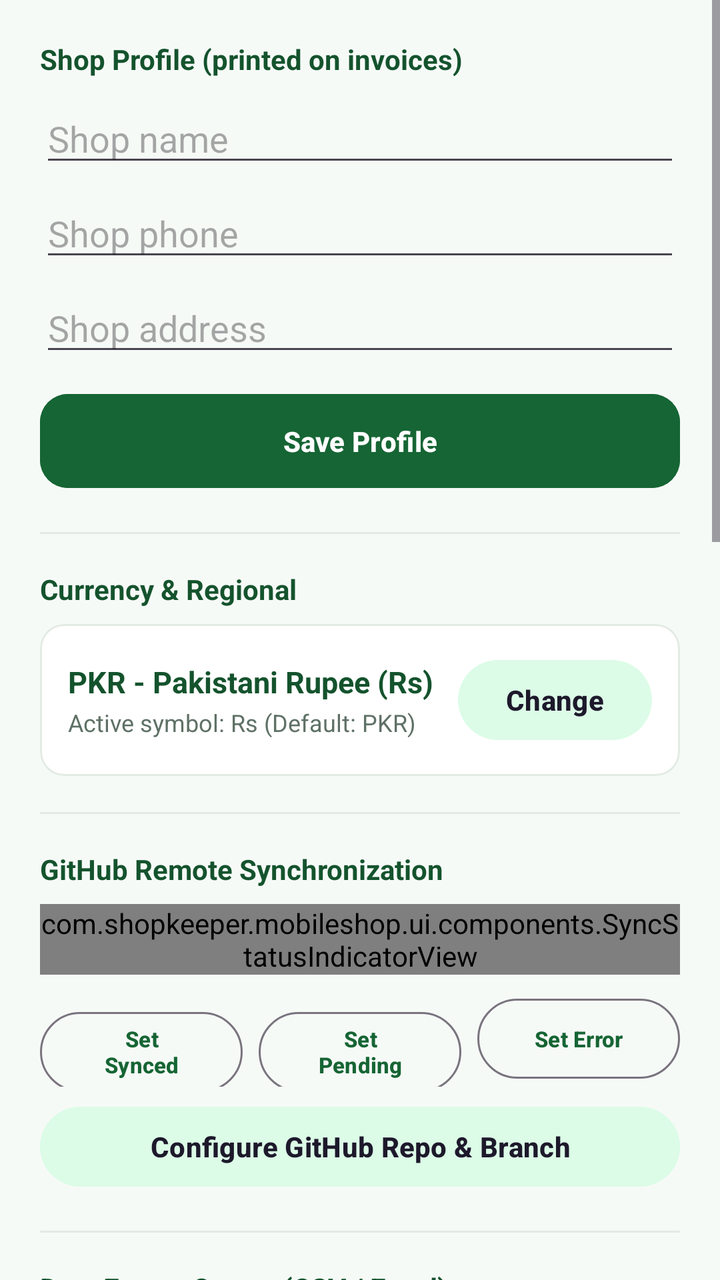
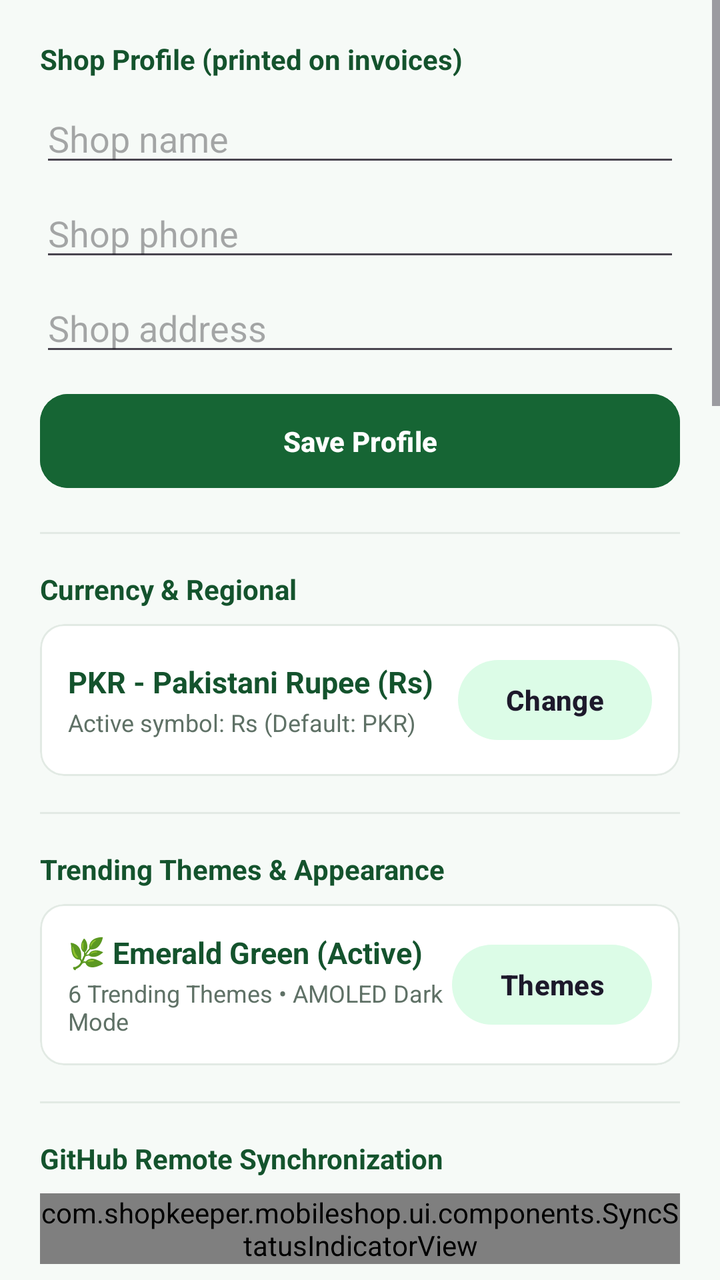

Compare the two renders of this Android layout. The source of the first and the diff that turns it into the second are given below.
<!-- AndroidManifest.xml: application theme Theme.MobileShopkeeper -->
<!-- res/layout/fragment_settings.xml -->
<?xml version="1.0" encoding="utf-8"?>
<ScrollView xmlns:android="http://schemas.android.com/apk/res/android"
    xmlns:app="http://schemas.android.com/apk/res-auto"
    android:layout_width="match_parent" android:layout_height="match_parent">
    <LinearLayout android:layout_width="match_parent" android:layout_height="wrap_content"
        android:orientation="vertical" android:padding="20dp">
        <TextView android:layout_width="wrap_content" android:layout_height="wrap_content"
            android:text="Shop Profile (printed on invoices)" android:textStyle="bold"
            android:textColor="@color/green_900"/>
        <EditText android:id="@+id/etShopName" android:layout_width="match_parent"
            android:layout_height="wrap_content" android:hint="Shop name" android:layout_marginTop="8dp"/>
        <EditText android:id="@+id/etShopPhone" android:layout_width="match_parent"
            android:layout_height="wrap_content" android:hint="Shop phone"
            android:inputType="phone" android:layout_marginTop="6dp"/>
        <EditText android:id="@+id/etShopAddress" android:layout_width="match_parent"
            android:layout_height="wrap_content" android:hint="Shop address" android:layout_marginTop="6dp"/>
        <com.google.android.material.button.MaterialButton android:id="@+id/btnSaveProfile"
            android:layout_width="match_parent" android:layout_height="wrap_content"
            android:layout_marginTop="10dp" android:text="Save Profile"
            android:backgroundTint="@color/green_800"/>

        <View android:layout_width="match_parent" android:layout_height="1dp"
            android:background="@color/divider" android:layout_marginVertical="18dp"/>

        <TextView android:layout_width="wrap_content" android:layout_height="wrap_content"
            android:text="Currency &amp; Regional" android:textStyle="bold"
            android:textColor="@color/green_900"/>

        <com.google.android.material.card.MaterialCardView
            android:layout_width="match_parent"
            android:layout_height="wrap_content"
            android:layout_marginTop="8dp"
            app:cardCornerRadius="12dp"
            app:strokeWidth="1dp"
            app:strokeColor="@color/divider">
            <LinearLayout
                android:layout_width="match_parent"
                android:layout_height="wrap_content"
                android:orientation="horizontal"
                android:padding="14dp"
                android:gravity="center_vertical">
                <LinearLayout
                    android:layout_width="0dp"
                    android:layout_height="wrap_content"
                    android:layout_weight="1"
                    android:orientation="vertical">
                    <TextView
                        android:id="@+id/tvCurrentCurrency"
                        android:layout_width="wrap_content"
                        android:layout_height="wrap_content"
                        android:text="PKR - Pakistani Rupee (Rs)"
                        android:textStyle="bold"
                        android:textColor="@color/green_900"
                        android:textSize="15sp"/>
                    <TextView
                        android:id="@+id/tvCurrencySymbolPreview"
                        android:layout_width="wrap_content"
                        android:layout_height="wrap_content"
                        android:text="Active symbol: Rs (Default: PKR)"
                        android:textColor="@color/text_secondary"
                        android:textSize="12sp"
                        android:layout_marginTop="2dp"/>
                </LinearLayout>
                <com.google.android.material.button.MaterialButton
                    android:id="@+id/btnSelectCurrency"
                    style="@style/Widget.Material3.Button.TonalButton"
                    android:layout_width="wrap_content"
                    android:layout_height="wrap_content"
                    android:text="Change"/>
            </LinearLayout>
        </com.google.android.material.card.MaterialCardView>

        <View android:layout_width="match_parent" android:layout_height="1dp"
            android:background="@color/divider" android:layout_marginVertical="18dp"/>

        <TextView android:layout_width="wrap_content" android:layout_height="wrap_content"
            android:text="GitHub Remote Synchronization" android:textStyle="bold"
            android:textColor="@color/green_900"/>

        <com.shopkeeper.mobileshop.ui.components.SyncStatusIndicatorView
            android:id="@+id/settingsSyncIndicator"
            android:layout_width="match_parent"
            android:layout_height="wrap_content"
            android:layout_marginTop="8dp"/>

        <LinearLayout
            android:layout_width="match_parent"
            android:layout_height="wrap_content"
            android:orientation="horizontal"
            android:layout_marginTop="8dp">

            <com.google.android.material.button.MaterialButton
                android:id="@+id/btnTestSyncSuccess"
                style="@style/Widget.Material3.Button.OutlinedButton"
                android:layout_width="0dp"
                android:layout_height="wrap_content"
                android:layout_weight="1"
                android:layout_marginEnd="4dp"
                android:text="Set Synced"
                android:textSize="11sp"/>

            <com.google.android.material.button.MaterialButton
                android:id="@+id/btnTestSyncPending"
                style="@style/Widget.Material3.Button.OutlinedButton"
                android:layout_width="0dp"
                android:layout_height="wrap_content"
                android:layout_weight="1"
                android:layout_marginHorizontal="4dp"
                android:text="Set Pending"
                android:textSize="11sp"/>

            <com.google.android.material.button.MaterialButton
                android:id="@+id/btnTestSyncError"
                style="@style/Widget.Material3.Button.OutlinedButton"
                android:layout_width="0dp"
                android:layout_height="wrap_content"
                android:layout_weight="1"
                android:layout_marginStart="4dp"
                android:text="Set Error"
                android:textSize="11sp"/>
        </LinearLayout>

        <com.google.android.material.button.MaterialButton
            android:id="@+id/btnConfigureRepo"
            style="@style/Widget.Material3.Button.TonalButton"
            android:layout_width="match_parent"
            android:layout_height="wrap_content"
            android:layout_marginTop="6dp"
            android:text="Configure GitHub Repo &amp; Branch"/>

        <View android:layout_width="match_parent" android:layout_height="1dp"
            android:background="@color/divider" android:layout_marginVertical="18dp"/>

        
        <TextView android:layout_width="wrap_content" android:layout_height="wrap_content"
            android:text="Data Export Center (CSV / Excel)" android:textStyle="bold"
            android:textColor="@color/green_900"/>

        <TextView android:layout_width="wrap_content" android:layout_height="wrap_content"
            android:layout_marginTop="2dp"
            android:text="Export any ledger into Excel/CSV spreadsheets or printable PDF reports with direct sharing."
            android:textColor="@color/text_secondary"
            android:textSize="12sp"/>

        <LinearLayout
            android:layout_width="match_parent"
            android:layout_height="wrap_content"
            android:orientation="horizontal"
            android:layout_marginTop="10dp">

            <com.google.android.material.button.MaterialButton
                android:id="@+id/btnExportInventorySettings"
                style="@style/Widget.Material3.Button.OutlinedButton"
                android:layout_width="0dp"
                android:layout_height="wrap_content"
                android:layout_weight="1"
                android:layout_marginEnd="4dp"
                android:text="Stock / Phones"
                android:textSize="11sp"
                app:icon="@drawable/ic_export"
                app:iconSize="14dp"/>

            <com.google.android.material.button.MaterialButton
                android:id="@+id/btnExportSalesSettings"
                style="@style/Widget.Material3.Button.OutlinedButton"
                android:layout_width="0dp"
                android:layout_height="wrap_content"
                android:layout_weight="1"
                android:layout_marginStart="4dp"
                android:text="Sales Invoices"
                android:textSize="11sp"
                app:icon="@drawable/ic_export"
                app:iconSize="14dp"/>
        </LinearLayout>

        <LinearLayout
            android:layout_width="match_parent"
            android:layout_height="wrap_content"
            android:orientation="horizontal"
            android:layout_marginTop="6dp">

            <com.google.android.material.button.MaterialButton
                android:id="@+id/btnExportCustomersSettings"
                style="@style/Widget.Material3.Button.OutlinedButton"
                android:layout_width="0dp"
                android:layout_height="wrap_content"
                android:layout_weight="1"
                android:layout_marginEnd="4dp"
                android:text="Customers"
                android:textSize="11sp"
                app:icon="@drawable/ic_export"
                app:iconSize="14dp"/>

            <com.google.android.material.button.MaterialButton
                android:id="@+id/btnExportPurchasesSettings"
                style="@style/Widget.Material3.Button.OutlinedButton"
                android:layout_width="0dp"
                android:layout_height="wrap_content"
                android:layout_weight="1"
                android:layout_marginStart="4dp"
                android:text="Daily Purchases"
                android:textSize="11sp"
                app:icon="@drawable/ic_export"
                app:iconSize="14dp"/>
        </LinearLayout>

        <LinearLayout
            android:layout_width="match_parent"
            android:layout_height="wrap_content"
            android:orientation="horizontal"
            android:layout_marginTop="6dp">

            <com.google.android.material.button.MaterialButton
                android:id="@+id/btnExportRepairsSettings"
                style="@style/Widget.Material3.Button.OutlinedButton"
                android:layout_width="0dp"
                android:layout_height="wrap_content"
                android:layout_weight="1"
                android:layout_marginEnd="4dp"
                android:text="Repairs Ledger"
                android:textSize="11sp"
                app:icon="@drawable/ic_export"
                app:iconSize="14dp"/>

            <com.google.android.material.button.MaterialButton
                android:id="@+id/btnExportMasterLedgerSettings"
                style="@style/Widget.Material3.Button.TonalButton"
                android:layout_width="0dp"
                android:layout_height="wrap_content"
                android:layout_weight="1"
                android:layout_marginStart="4dp"
                android:text="Master Shop PDF"
                android:textSize="11sp"
                app:icon="@drawable/ic_export"
                app:iconSize="14dp"/>
        </LinearLayout>

        
        <TextView
            android:layout_width="wrap_content"
            android:layout_height="wrap_content"
            android:layout_marginTop="8dp"
            android:text="Data Import &amp; Export"
            android:textStyle="bold"
            android:textColor="@color/green_900"/>

        <LinearLayout
            android:layout_width="match_parent"
            android:layout_height="wrap_content"
            android:orientation="horizontal"
            android:layout_marginTop="6dp">

            <com.google.android.material.button.MaterialButton
                android:id="@+id/btnImportCsvSettings"
                style="@style/Widget.Material3.Button"
                android:layout_width="0dp"
                android:layout_height="wrap_content"
                android:layout_weight="1"
                android:layout_marginEnd="4dp"
                android:backgroundTint="@color/green_800"
                android:text="Import Data (CSV)"
                android:textSize="11sp"
                app:icon="@drawable/ic_import"
                app:iconSize="14dp"/>

            <com.google.android.material.button.MaterialButton
                android:id="@+id/btnExportAllCsvSettings"
                style="@style/Widget.Material3.Button.OutlinedButton"
                android:layout_width="0dp"
                android:layout_height="wrap_content"
                android:layout_weight="1"
                android:layout_marginStart="4dp"
                android:text="Export All (CSV)"
                android:textSize="11sp"
                app:icon="@drawable/ic_export"
                app:iconSize="14dp"/>
        </LinearLayout>

        
        <View android:layout_width="match_parent" android:layout_height="1dp"
            android:background="@color/divider" android:layout_marginVertical="16dp"/>

        <TextView
            android:layout_width="wrap_content"
            android:layout_height="wrap_content"
            android:text="POS Thermal Receipt Printer (58mm / 80mm)"
            android:textStyle="bold"
            android:textColor="@color/green_900"/>

        <LinearLayout
            android:layout_width="match_parent"
            android:layout_height="wrap_content"
            android:orientation="horizontal"
            android:layout_marginTop="8dp">

            <com.google.android.material.button.MaterialButton
                android:id="@+id/btnTestThermalPrint"
                style="@style/Widget.Material3.Button.TonalButton"
                android:layout_width="0dp"
                android:layout_height="wrap_content"
                android:layout_weight="1"
                android:layout_marginEnd="4dp"
                android:text="Test Sale Receipt"
                android:textSize="11sp"
                app:icon="@drawable/ic_thermal_printer"
                app:iconSize="14dp"/>

            <com.google.android.material.button.MaterialButton
                android:id="@+id/btnTestRepairTag"
                style="@style/Widget.Material3.Button.TonalButton"
                android:layout_width="0dp"
                android:layout_height="wrap_content"
                android:layout_weight="1"
                android:layout_marginStart="4dp"
                android:text="Test Repair Tag"
                android:textSize="11sp"
                app:icon="@drawable/ic_thermal_printer"
                app:iconSize="14dp"/>
        </LinearLayout>

        <com.google.android.material.button.MaterialButton
            android:id="@+id/btnResetDefaultStock"
            style="@style/Widget.Material3.Button.OutlinedButton"
            android:layout_width="match_parent"
            android:layout_height="wrap_content"
            android:layout_marginTop="8dp"
            android:text="Clean Customers &amp; Reset All Phones Stock (No Price)"
            android:textColor="@color/green_800"
            app:icon="@drawable/ic_online_phone"
            app:iconSize="16dp"/>

        <com.google.android.material.button.MaterialButton
            android:id="@+id/btnManageSellersSettings"
            style="@style/Widget.Material3.Button.TonalButton"
            android:layout_width="match_parent"
            android:layout_height="wrap_content"
            android:layout_marginTop="8dp"
            android:text="Manage Shop Sellers &amp; Staff (Owner)"
            app:icon="@drawable/ic_seller"
            app:iconSize="18dp"/>

        <View android:layout_width="match_parent" android:layout_height="1dp"
            android:background="@color/divider" android:layout_marginVertical="18dp"/>

        <TextView android:layout_width="wrap_content" android:layout_height="wrap_content"
            android:text="Role Passwords &amp; Security Keys" android:textStyle="bold"
            android:textColor="@color/green_900"/>

        <com.google.android.material.button.MaterialButton android:id="@+id/btnLockAppNow"
            style="@style/Widget.Material3.Button.TonalButton"
            android:layout_width="match_parent" android:layout_height="wrap_content"
            android:layout_marginTop="8dp"
            android:text="Lock App Now (Test Login Interface)"
            app:icon="@drawable/ic_lock"
            app:iconSize="18dp"/>

        <com.google.android.material.button.MaterialButton android:id="@+id/btnChangePassword"
            style="@style/Widget.Material3.Button.TonalButton"
            android:layout_width="match_parent" android:layout_height="wrap_content"
            android:layout_marginTop="8dp"
            android:text="Manage Role Keys (Owner, Seller, Tech)"/>

        <com.google.android.material.button.MaterialButton android:id="@+id/btnSwitchRole"
            style="@style/Widget.Material3.Button.TonalButton"
            android:layout_width="match_parent" android:layout_height="wrap_content"
            android:layout_marginTop="8dp" android:text="Switch Role (Owner / Seller / Tech)"/>

        <com.google.android.material.button.MaterialButton android:id="@+id/btnAbout"
            style="@style/Widget.Material3.Button"
            android:layout_width="match_parent" android:layout_height="wrap_content"
            android:layout_marginTop="12dp"
            android:backgroundTint="@color/green_800"
            android:text="About Developer: Hassan Akbar (+923172377565)"
            app:icon="@drawable/ic_seller"
            app:iconSize="18dp"/>

        <TextView android:layout_width="match_parent" android:layout_height="wrap_content"
            android:gravity="center" android:layout_marginTop="24dp"
            android:text="@string/version" android:textColor="@color/text_secondary" android:textSize="12sp"/>
    </LinearLayout>
</ScrollView>
<!-- resources referenced by this layout -->
<resources>
  <color name="divider">#E2EAE4</color>
  <color name="green_800">#166534</color>
  <color name="green_900">#14532D</color>
  <color name="text_secondary">#5F7166</color>
  <string name="version">Version 5.0 (Build 5)</string>
  <color name="white">#FFFFFF</color>
  <color name="green_100">#DCFCE7</color>
  <color name="green_600">#16A34A</color>
  <color name="surface">#FFFFFF</color>
  <color name="text_primary">#1A2E22</color>
  <color name="background_light">#F6FAF7</color>
  <color name="error">#DC2626</color>
  <style name="Shape.MobileShop.Medium" parent="ShapeAppearance.Material3.MediumComponent">
          <item name="cornerSize">14dp</item>
      </style>
  <style name="Widget.MobileShop.Button" parent="Widget.Material3.Button">
          <item name="cornerRadius">14dp</item>
          <item name="android:textAllCaps">false</item>
          <item name="android:paddingTop">14dp</item>
          <item name="android:paddingBottom">14dp</item>
          <item name="android:textStyle">bold</item>
      </style>
  <!-- unchanged entries left out for length: 8 -->
</resources>

<!-- the commit's change to res/layout/fragment_settings.xml (unified diff, before → after) -->
@@ -73,6 +73,58 @@
         <View android:layout_width="match_parent" android:layout_height="1dp"
             android:background="@color/divider" android:layout_marginVertical="18dp"/>
 
+        
+        <TextView android:layout_width="wrap_content" android:layout_height="wrap_content"
+            android:text="Trending Themes &amp; Appearance" android:textStyle="bold"
+            android:textColor="@color/green_900"/>
+
+        <com.google.android.material.card.MaterialCardView
+            android:layout_width="match_parent"
+            android:layout_height="wrap_content"
+            android:layout_marginTop="8dp"
+            app:cardCornerRadius="12dp"
+            app:strokeWidth="1dp"
+            app:strokeColor="@color/divider">
+            <LinearLayout
+                android:layout_width="match_parent"
+                android:layout_height="wrap_content"
+                android:orientation="horizontal"
+                android:padding="14dp"
+                android:gravity="center_vertical">
+                <LinearLayout
+                    android:layout_width="0dp"
+                    android:layout_height="wrap_content"
+                    android:layout_weight="1"
+                    android:orientation="vertical">
+                    <TextView
+                        android:id="@+id/tvCurrentThemeName"
+                        android:layout_width="wrap_content"
+                        android:layout_height="wrap_content"
+                        android:text="🌿 Emerald Green (Active)"
+                        android:textStyle="bold"
+                        android:textColor="@color/green_900"
+                        android:textSize="15sp"/>
+                    <TextView
+                        android:id="@+id/tvCurrentThemeDetails"
+                        android:layout_width="wrap_content"
+                        android:layout_height="wrap_content"
+                        android:text="6 Trending Themes • AMOLED Dark Mode"
+                        android:textColor="@color/text_secondary"
+                        android:textSize="12sp"
+                        android:layout_marginTop="2dp"/>
+                </LinearLayout>
+                <com.google.android.material.button.MaterialButton
+                    android:id="@+id/btnSelectTheme"
+                    style="@style/Widget.Material3.Button.TonalButton"
+                    android:layout_width="wrap_content"
+                    android:layout_height="wrap_content"
+                    android:text="Themes"/>
+            </LinearLayout>
+        </com.google.android.material.card.MaterialCardView>
+
+        <View android:layout_width="match_parent" android:layout_height="1dp"
+            android:background="@color/divider" android:layout_marginVertical="18dp"/>
+
         <TextView android:layout_width="wrap_content" android:layout_height="wrap_content"
             android:text="GitHub Remote Synchronization" android:textStyle="bold"
             android:textColor="@color/green_900"/>
@@ -127,6 +179,18 @@
             android:layout_height="wrap_content"
             android:layout_marginTop="6dp"
             android:text="Configure GitHub Repo &amp; Branch"/>
+
+        <com.google.android.material.button.MaterialButton
+            android:id="@+id/btnGitHubActionsApkBuilder"
+            style="@style/Widget.Material3.Button"
+            android:layout_width="match_parent"
+            android:layout_height="wrap_content"
+            android:layout_marginTop="8dp"
+            android:backgroundTint="@color/gray_900"
+            android:text="GitHub Actions APK Builder (Twice-Checked)"
+            android:textColor="@color/white"
+            app:icon="@drawable/ic_github"
+            app:iconSize="16dp"/>
 
         <View android:layout_width="match_parent" android:layout_height="1dp"
             android:background="@color/divider" android:layout_marginVertical="18dp"/>
@@ -318,6 +382,35 @@
                 app:iconSize="14dp"/>
         </LinearLayout>
 
+        <LinearLayout
+            android:layout_width="match_parent"
+            android:layout_height="wrap_content"
+            android:orientation="horizontal"
+            android:layout_marginTop="6dp">
+
+            <com.google.android.material.button.MaterialButton
+                android:id="@+id/btnCustomThermalPrint"
+                style="@style/Widget.Material3.Button.OutlinedButton"
+                android:layout_width="0dp"
+                android:layout_height="wrap_content"
+                android:layout_weight="1"
+                android:layout_marginEnd="4dp"
+                android:text="Custom Thermal Print"
+                android:textSize="11sp"
+                app:icon="@drawable/ic_thermal_printer"
+                app:iconSize="14dp"/>
+
+            <com.google.android.material.button.MaterialButton
+                android:id="@+id/btnThermalCustomOptions"
+                style="@style/Widget.Material3.Button.OutlinedButton"
+                android:layout_width="0dp"
+                android:layout_height="wrap_content"
+                android:layout_weight="1"
+                android:layout_marginStart="4dp"
+                android:text="Header, Footer &amp; Barcode"
+                android:textSize="11sp"/>
+        </LinearLayout>
+
         <com.google.android.material.button.MaterialButton
             android:id="@+id/btnResetDefaultStock"
             style="@style/Widget.Material3.Button.OutlinedButton"
@@ -340,7 +433,96 @@
             app:iconSize="18dp"/>
 
         <View android:layout_width="match_parent" android:layout_height="1dp"
-            android:background="@color/divider" android:layout_marginVertical="18dp"/>
+            android:background="@color/divider" android:layout_marginVertical="16dp"/>
+
+        
+        <TextView android:layout_width="wrap_content" android:layout_height="wrap_content"
+            android:text="Google &amp; Firebase Login (100% Free)" android:textStyle="bold"
+            android:textColor="@color/green_900"/>
+
+        <com.google.android.material.card.MaterialCardView
+            android:layout_width="match_parent"
+            android:layout_height="wrap_content"
+            android:layout_marginTop="8dp"
+            app:cardCornerRadius="12dp"
+            app:cardElevation="0dp"
+            app:strokeWidth="1dp"
+            app:strokeColor="@color/green_200"
+            app:cardBackgroundColor="#F8FAFC">
+
+            <LinearLayout
+                android:layout_width="match_parent"
+                android:layout_height="wrap_content"
+                android:orientation="vertical"
+                android:padding="12dp">
+
+                <LinearLayout
+                    android:layout_width="match_parent"
+                    android:layout_height="wrap_content"
+                    android:orientation="horizontal"
+                    android:gravity="center_vertical">
+
+                    <ImageView
+                        android:layout_width="24dp"
+                        android:layout_height="24dp"
+                        android:src="@drawable/ic_google"
+                        android:contentDescription="Google"/>
+
+                    <TextView
+                        android:id="@+id/tvSettingsGoogleAccount"
+                        android:layout_width="0dp"
+                        android:layout_height="wrap_content"
+                        android:layout_weight="1"
+                        android:layout_marginStart="8dp"
+                        android:text="Google &amp; Firebase Authentication"
+                        android:textColor="@color/green_900"
+                        android:textSize="13sp"
+                        android:textStyle="bold"/>
+
+                    <ImageView
+                        android:layout_width="20dp"
+                        android:layout_height="20dp"
+                        android:src="@drawable/ic_firebase"
+                        android:contentDescription="Firebase"/>
+                </LinearLayout>
+
+                <TextView
+                    android:id="@+id/tvSettingsGoogleSubtitle"
+                    android:layout_width="wrap_content"
+                    android:layout_height="wrap_content"
+                    android:layout_marginTop="4dp"
+                    android:text="🛡️ Verified Google Identity • Anti-Leak Owner Security Active"
+                    android:textColor="@color/green_700"
+                    android:textSize="11sp"/>
+
+                <com.google.android.material.button.MaterialButton
+                    android:id="@+id/btnManageGoogleAuth"
+                    style="@style/Widget.Material3.Button.OutlinedButton"
+                    android:layout_width="match_parent"
+                    android:layout_height="wrap_content"
+                    android:layout_marginTop="8dp"
+                    android:text="Manage Google &amp; Firebase Login"
+                    android:textSize="12sp"
+                    app:icon="@drawable/ic_google"
+                    app:iconSize="16dp"
+                    app:iconTint="@null"/>
+
+                <com.google.android.material.button.MaterialButton
+                    android:id="@+id/btnCheckFirebaseAuth"
+                    style="@style/Widget.Material3.Button.TonalButton"
+                    android:layout_width="match_parent"
+                    android:layout_height="wrap_content"
+                    android:layout_marginTop="6dp"
+                    android:text="Run Live Firebase &amp; Auth Diagnostics"
+                    android:textSize="12sp"
+                    app:icon="@drawable/ic_google"
+                    app:iconSize="16dp"
+                    app:iconTint="@null"/>
+            </LinearLayout>
+        </com.google.android.material.card.MaterialCardView>
+
+        <View android:layout_width="match_parent" android:layout_height="1dp"
+            android:background="@color/divider" android:layout_marginVertical="16dp"/>
 
         <TextView android:layout_width="wrap_content" android:layout_height="wrap_content"
             android:text="Role Passwords &amp; Security Keys" android:textStyle="bold"
<!-- resource entries referenced after the edit -->
@@ -1,11 +1,59 @@
 <!-- resources referenced by this layout -->
 <resources>
   <color name="divider">#E2EAE4</color>
+  <color name="gray_900">#0F172A</color>
+  <color name="green_200">#BBF7D0</color>
+  <color name="green_700">#15803D</color>
   <color name="green_800">#166534</color>
   <color name="green_900">#14532D</color>
   <color name="text_secondary">#5F7166</color>
   <string name="version">Version 5.0 (Build 5)</string>
   <color name="white">#FFFFFF</color>
+  <!-- drawable ic_firebase (drawable) -->
+  <vector xmlns:android="http://schemas.android.com/apk/res/android"
+      android:width="24dp"
+      android:height="24dp"
+      android:viewportWidth="24"
+      android:viewportHeight="24">
+    <path
+        android:fillColor="#FFA000"
+        android:pathData="M3.89,15.67L6.7,2.24c0.12,-0.57 0.86,-0.74 1.21,-0.27l3.75,5.03 -7.77,8.67z"/>
+    <path
+        android:fillColor="#F57C00"
+        android:pathData="M13.62,10.05l-1.96,-3.05 -7.77,8.67 6.44,3.61c0.88,0.49 1.95,0.49 2.83,0l7.46,-4.18 -7,-5.05z"/>
+    <path
+        android:fillColor="#FFCA28"
+        android:pathData="M17.65,6.58l-4.03,3.47 7,5.05 1.54,-8.11c0.11,-0.57 -0.52,-0.99 -0.99,-0.66l-3.52,0.25z"/>
+  </vector>
+  <!-- drawable ic_github (drawable) -->
+  <vector xmlns:android="http://schemas.android.com/apk/res/android"
+      android:width="24dp"
+      android:height="24dp"
+      android:viewportWidth="24"
+      android:viewportHeight="24">
+      <path
+          android:fillColor="#166534"
+          android:pathData="M12,2A10,10 0 0,0 2,12c0,4.42 2.87,8.17 6.84,9.5 0.5,0.08 0.66,-0.23 0.66,-0.5v-1.69c-2.77,0.6 -3.36,-1.34 -3.36,-1.34 -0.46,-1.16 -1.11,-1.47 -1.11,-1.47 -0.91,-0.62 0.07,-0.6 0.07,-0.6 1,0.07 1.53,1.03 1.53,1.03 0.87,1.52 2.34,1.07 2.91,0.83 0.1,-0.65 0.35,-1.09 0.63,-1.34 -2.22,-0.25 -4.55,-1.11 -4.55,-4.92 0,-1.11 0.38,-2 1.03,-2.71 -0.1,-0.25 -0.45,-1.29 0.1,-2.64 0,0 0.84,-0.27 2.75,1.02 0.79,-0.22 1.65,-0.33 2.5,-0.33 0.85,0 1.71,0.11 2.5,0.33 1.91,-1.29 2.75,-1.02 2.75,-1.02 0.55,1.35 0.2,2.39 0.1,2.64 0.65,0.71 1.03,1.6 1.03,2.71 0,3.82 -2.34,4.66 -4.57,4.91 0.36,0.31 0.69,0.92 0.69,1.85V21c0,0.27 0.16,0.59 0.67,0.5C19.14,20.16 22,16.42 22,12A10,10 0 0,0 12,2z"/>
+  </vector>
+  <!-- drawable ic_google (drawable) -->
+  <vector xmlns:android="http://schemas.android.com/apk/res/android"
+      android:width="24dp"
+      android:height="24dp"
+      android:viewportWidth="24"
+      android:viewportHeight="24">
+    <path
+        android:fillColor="#4285F4"
+        android:pathData="M23.745,12.27c0,-0.74 -0.06,-1.45 -0.19,-2.14H12v4.51h6.6c-0.29,1.52 -1.14,2.82 -2.4,3.68v3.05h3.88C22.35,19.34 23.745,16.08 23.745,12.27z"/>
+    <path
+        android:fillColor="#34A853"
+        android:pathData="M12,24c3.24,0 5.95,-1.08 7.93,-2.91l-3.88,-3.05c-1.08,0.72 -2.45,1.16 -4.05,1.16 -3.12,0 -5.77,-2.1 -6.72,-4.93H1.24v3.13C3.26,21.36 7.33,24 12,24z"/>
+    <path
+        android:fillColor="#FBBC05"
+        android:pathData="M5.28,14.27c-0.25,-0.72 -0.38,-1.49 -0.38,-2.27s0.14,-1.55 0.38,-2.27V6.6H1.24C0.45,8.17 0,9.94 0,12s0.45,3.83 1.24,5.4l4.04,-3.13z"/>
+    <path
+        android:fillColor="#EA4335"
+        android:pathData="M12,4.75c1.77,0 3.35,0.61 4.6,1.8l3.42,-3.42C17.95,1.19 15.24,0 12,0 7.33,0 3.26,2.64 1.24,6.6l4.04,3.13c0.95,-2.83 3.6,-4.98 6.72,-4.98z"/>
+  </vector>
   <color name="green_100">#DCFCE7</color>
   <color name="green_600">#16A34A</color>
   <color name="surface">#FFFFFF</color>
